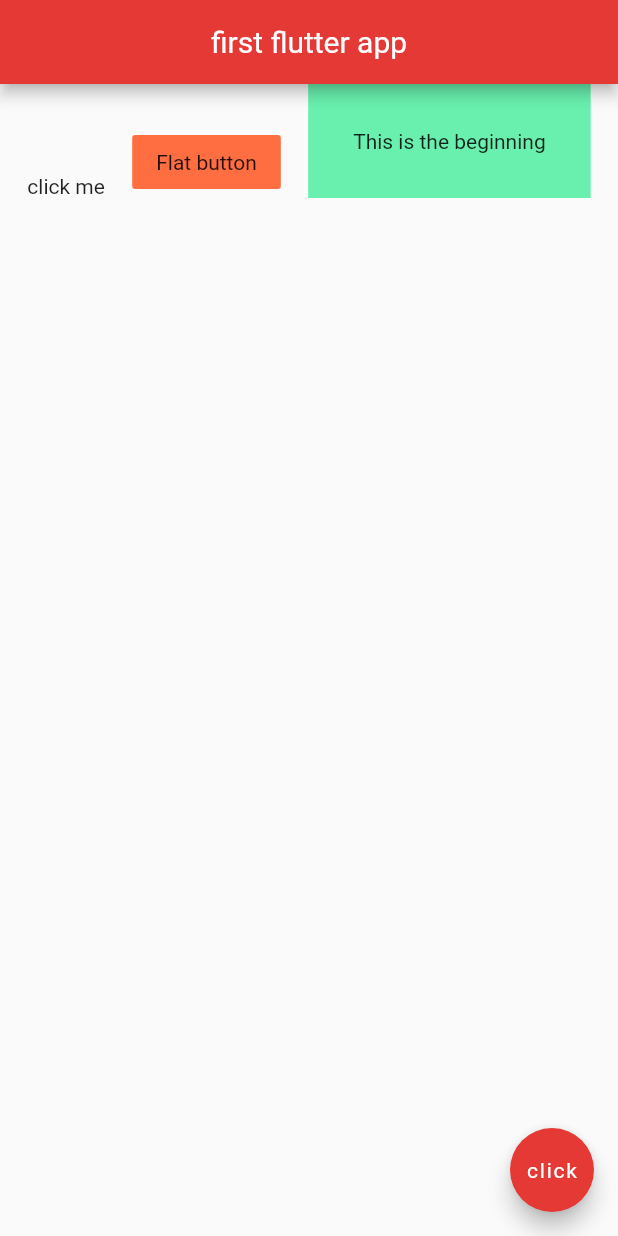
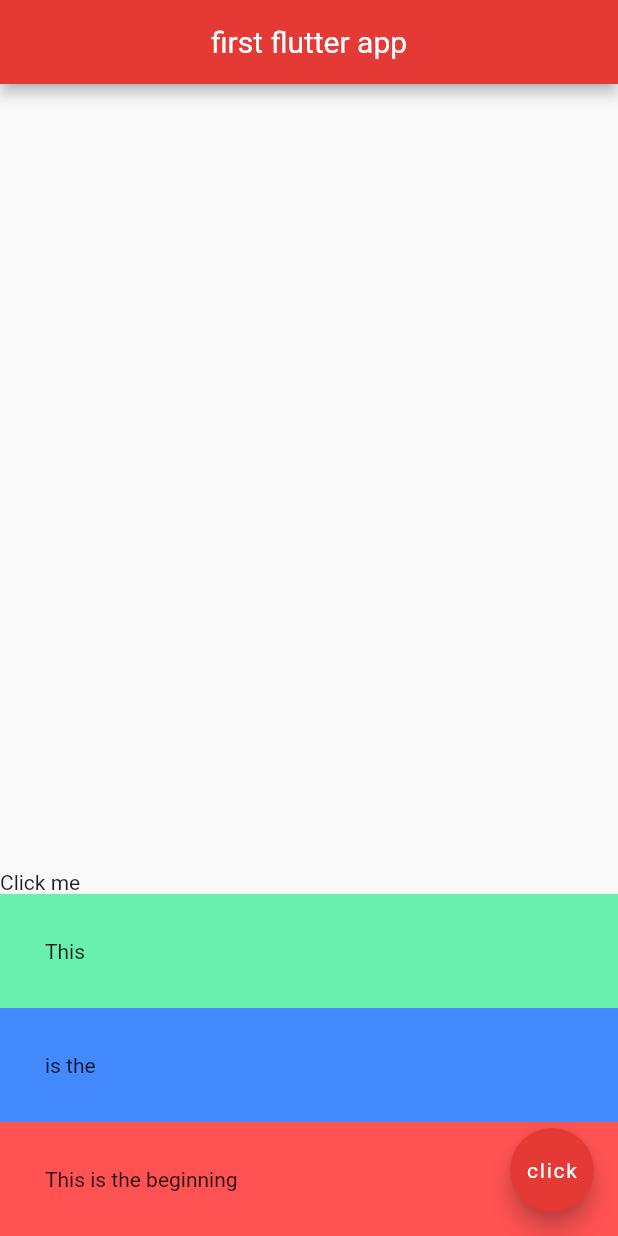
Before and after one commit to subashc069/flutter-training, a Flutter app: the screen it shows after launch, on a phone screen of 412 x 824 dp. Run offline on Flutter 3.47's test engine with Material 2 defaults, Android fonts, the phone set to English and light mode, and no system bars.

Commit message:
Column with axisAlignment

```diff
--- a/lib/main.dart
+++ b/lib/main.dart
@@ -14,18 +14,27 @@ class Home extends StatelessWidget {
         centerTitle: true,
         backgroundColor: Colors.red[600],
       ),
-      body: Row(
-        mainAxisAlignment: MainAxisAlignment.spaceEvenly,
-        crossAxisAlignment: CrossAxisAlignment.end,
+      body: Column(
+        mainAxisAlignment: MainAxisAlignment.end,
+        crossAxisAlignment: CrossAxisAlignment.stretch,
         children: <Widget>[
-          Text('click me'),
-          FlatButton(
-            color: Colors.deepOrangeAccent,
-            onPressed: () {},
-            child: Text('Flat button'),
-            ),
+          Row(
+            children: <Widget>[
+              Text('Click me')
+            ],
+          ),
           Container(
             color: Colors.greenAccent,
+            padding: EdgeInsets.all(30.0),
+            child: Text('This'),
+          ),
+          Container(
+            color: Colors.blueAccent,
+            padding: EdgeInsets.all(30.0),
+            child: Text('is the'),
+          ),
+          Container(
+            color: Colors.redAccent,
             padding: EdgeInsets.all(30.0),
             child: Text('This is the beginning'),
           )
```
